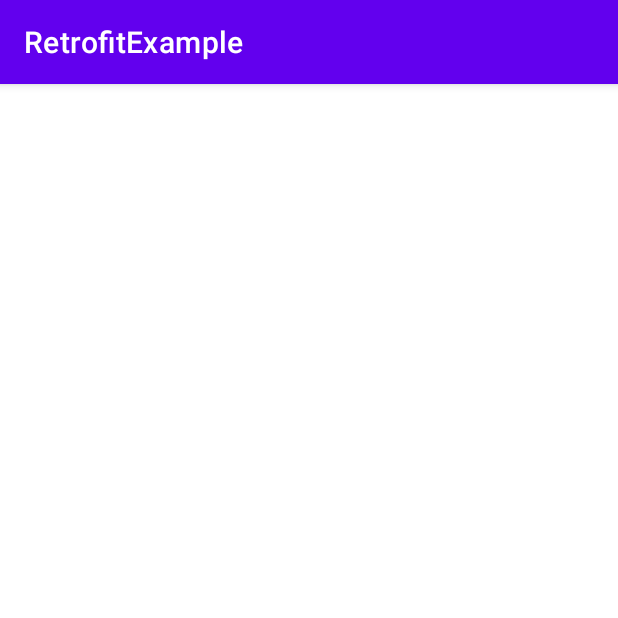
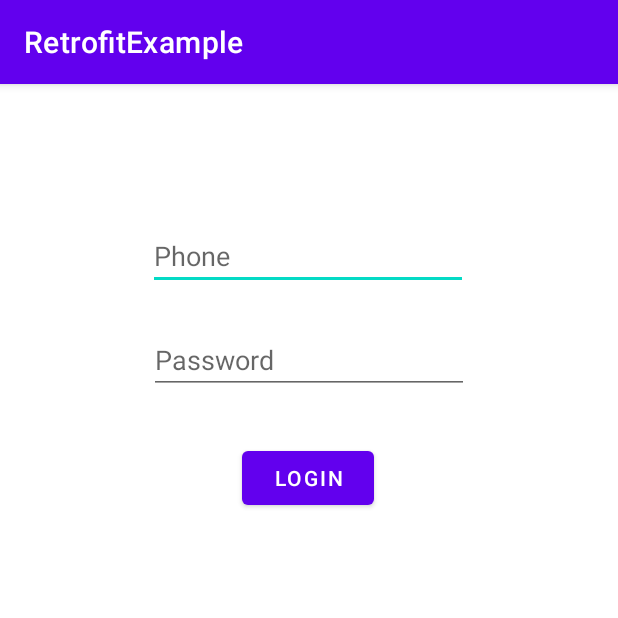
Before and after one commit to AimanYosofiUlt/RetrofitExample, an Android app: the screen it shows after launch (MainActivity), on a phone screen of 412 x 824 dp, the top half of it. Run offline under Robolectric (Android 15) with nearby library versions, the phone set to English and light mode, and no system bars.

Commit message:
First Commit2

```diff
--- a/app/src/main/java/com/example/retrofitexample/MainActivity.java
+++ b/app/src/main/java/com/example/retrofitexample/MainActivity.java
@@ -1,10 +1,12 @@
 package com.example.retrofitexample;
 
 import androidx.appcompat.app.AppCompatActivity;
+import androidx.lifecycle.Observer;
 import androidx.lifecycle.ViewModelProvider;
 
 import android.os.Bundle;
 import android.view.LayoutInflater;
+import android.view.View;
 
 import com.example.retrofitexample.databinding.ActivityMainBinding;
 
@@ -23,13 +25,32 @@ public class MainActivity extends AppCompatActivity {
 
     private void initViewModel() {
         viewModel = new ViewModelProvider(this).get(MainActivityViewModel.class);
-
         initModelView();
 
+        viewModel.getLoginRequest().observe(this, new Observer<LoginRequest>() {
+            @Override
+            public void onChanged(LoginRequest loginRequest) {
+                Result result = loginRequest.getResult();
+                String resultStr = result.getErrNo() + "  " + result.getErrMsg();
+
+                if (!result.getErrNo().equals("0"))
+                    bd.detileTV.setText(resultStr + "\n With Email: " + loginRequest.getData().getEmail());
+                else
+                    bd.detileTV.setText(resultStr);
+            }
+        });
     }
 
     private void initModelView() {
 
+        bd.loginBtn.setOnClickListener(new View.OnClickListener() {
+            @Override
+            public void onClick(View view) {
+                String phone = bd.phoneED.getText().toString();
+                String password = bd.passwordED.getText().toString();
+                viewModel.login(phone, password);
+            }
+        });
         initEvent();
     }
 
--- a/app/src/main/java/com/example/retrofitexample/MainActivityViewModel.java
+++ b/app/src/main/java/com/example/retrofitexample/MainActivityViewModel.java
@@ -19,4 +19,11 @@ public class MainActivityViewModel extends AndroidViewModel {
         userRepo = new UserRepo();
     }
 
+    public void login(String phone,String password){
+        userRepo.login(phone,password);
+    }
+
+    MutableLiveData<LoginRequest> getLoginRequest(){
+        return userRepo.loginRequest;
+    }
 }
--- a/app/src/main/java/com/example/retrofitexample/UserRepo.java
+++ b/app/src/main/java/com/example/retrofitexample/UserRepo.java
@@ -4,6 +4,8 @@ import android.util.Log;
 
 import androidx.lifecycle.MutableLiveData;
 
+import okhttp3.OkHttpClient;
+import okhttp3.logging.HttpLoggingInterceptor;
 import retrofit2.Call;
 import retrofit2.Callback;
 import retrofit2.Response;
@@ -17,9 +19,17 @@ public class UserRepo {
     MutableLiveData<LoginRequest> loginRequest;
 
     UserRepo() {
+
+        HttpLoggingInterceptor interceptor = new HttpLoggingInterceptor();
+        interceptor.setLevel(HttpLoggingInterceptor.Level.BODY);
+
+        OkHttpClient client = new OkHttpClient.Builder()
+                .addInterceptor(interceptor).build();
+
         retrofit = new Retrofit.Builder()
                 .addConverterFactory(GsonConverterFactory.create())
                 .baseUrl("http://mapp.yemensoft.net/UltimateStore/api/")
+                .client(client)
                 .build();
         api = retrofit.create(JsonPlaceHolderApi.class);
 
@@ -31,18 +41,18 @@ public class UserRepo {
         call.enqueue(new Callback<LoginRequest>() {
             @Override
             public void onResponse(Call<LoginRequest> call, Response<LoginRequest> response) {
-                Log.d(TAG, "onResponse: " + response.code());
 
                 if (!response.isSuccessful()) {
+                    Log.d(TAG, "onResponse is Not Successful: " + response.code());
                     return;
                 }
-
+                Log.d(TAG, "onResponse isSuccessful: " + response.code());
                 loginRequest.postValue(response.body());
             }
 
             @Override
             public void onFailure(Call<LoginRequest> call, Throwable t) {
-                Log.e(TAG, "onResponse: " + t.getMessage());
+                Log.e(TAG, "onFailure: " + t.getMessage());
             }
         });
     }
--- a/app/src/main/res/layout/activity_main.xml
+++ b/app/src/main/res/layout/activity_main.xml
@@ -7,20 +7,50 @@
     android:padding="16dp"
     tools:context=".MainActivity">
 
-    <androidx.core.widget.NestedScrollView
+
+    <EditText
+        android:id="@+id/phoneED"
+        android:layout_width="wrap_content"
+        android:layout_height="wrap_content"
+        android:layout_marginTop="76dp"
+        android:ems="10"
+        android:inputType="phone"
+        android:hint="Phone"
+        app:layout_constraintEnd_toEndOf="parent"
+        app:layout_constraintHorizontal_bias="0.497"
+        app:layout_constraintStart_toStartOf="parent"
+        app:layout_constraintTop_toTopOf="parent" />
+
+    <EditText
+        android:id="@+id/passwordED"
+        android:layout_width="wrap_content"
+        android:layout_height="wrap_content"
+        android:layout_marginTop="24dp"
+        android:ems="10"
+        android:inputType="numberPassword"
+        android:hint="Password"
+        app:layout_constraintEnd_toEndOf="parent"
+        app:layout_constraintStart_toStartOf="parent"
+        app:layout_constraintTop_toBottomOf="@+id/phoneED" />
+
+    <Button
+        android:id="@+id/loginBtn"
+        android:layout_width="wrap_content"
+        android:layout_height="wrap_content"
+        android:layout_marginTop="32dp"
+        android:text="Login"
+        app:layout_constraintEnd_toEndOf="parent"
+        app:layout_constraintHorizontal_bias="0.498"
+        app:layout_constraintStart_toStartOf="parent"
+        app:layout_constraintTop_toBottomOf="@+id/passwordED" />
+
+    <TextView
+        android:id="@+id/detileTV"
         android:layout_width="0dp"
-        android:layout_height="0dp"
-        app:layout_constraintBottom_toBottomOf="parent"
-        app:layout_constraintLeft_toLeftOf="parent"
-        app:layout_constraintRight_toRightOf="parent"
-        app:layout_constraintTop_toTopOf="parent">
-
-        <TextView
-            android:id="@+id/text_view_result"
-            android:layout_width="match_parent"
-            android:layout_height="wrap_content" />
-
-    </androidx.core.widget.NestedScrollView>
-
-
+        android:layout_height="wrap_content"
+        android:layout_marginTop="60dp"
+        app:layout_constraintEnd_toEndOf="parent"
+        app:layout_constraintHorizontal_bias="0.045"
+        app:layout_constraintStart_toStartOf="parent"
+        app:layout_constraintTop_toBottomOf="@+id/loginBtn" />
 </androidx.constraintlayout.widget.ConstraintLayout>
```
